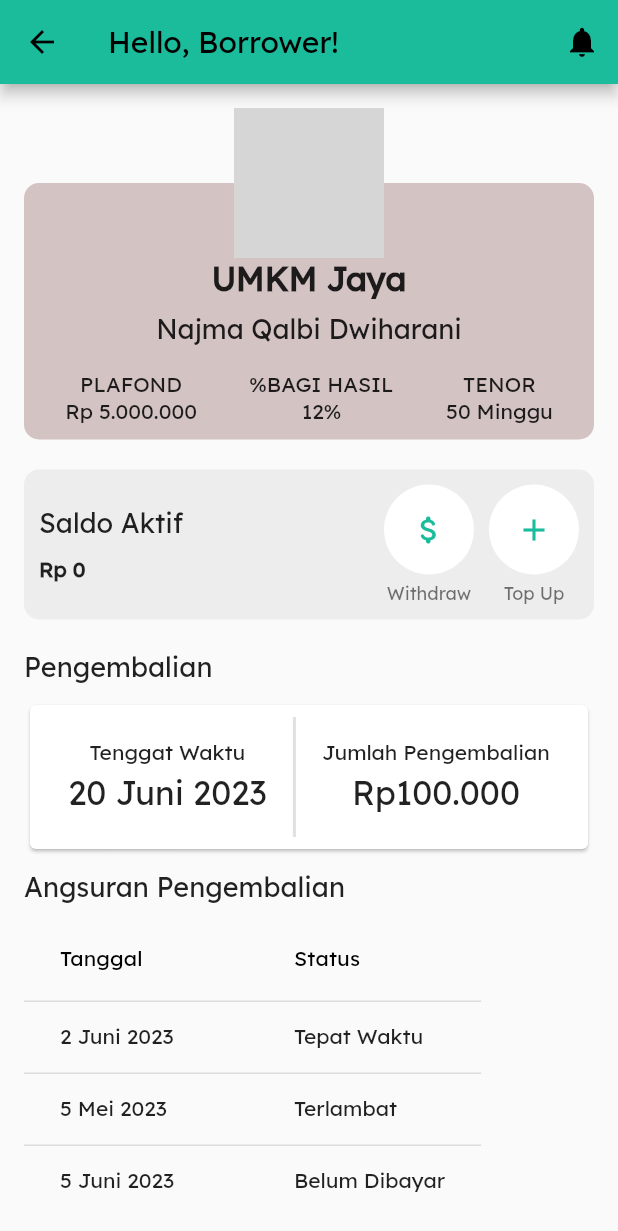
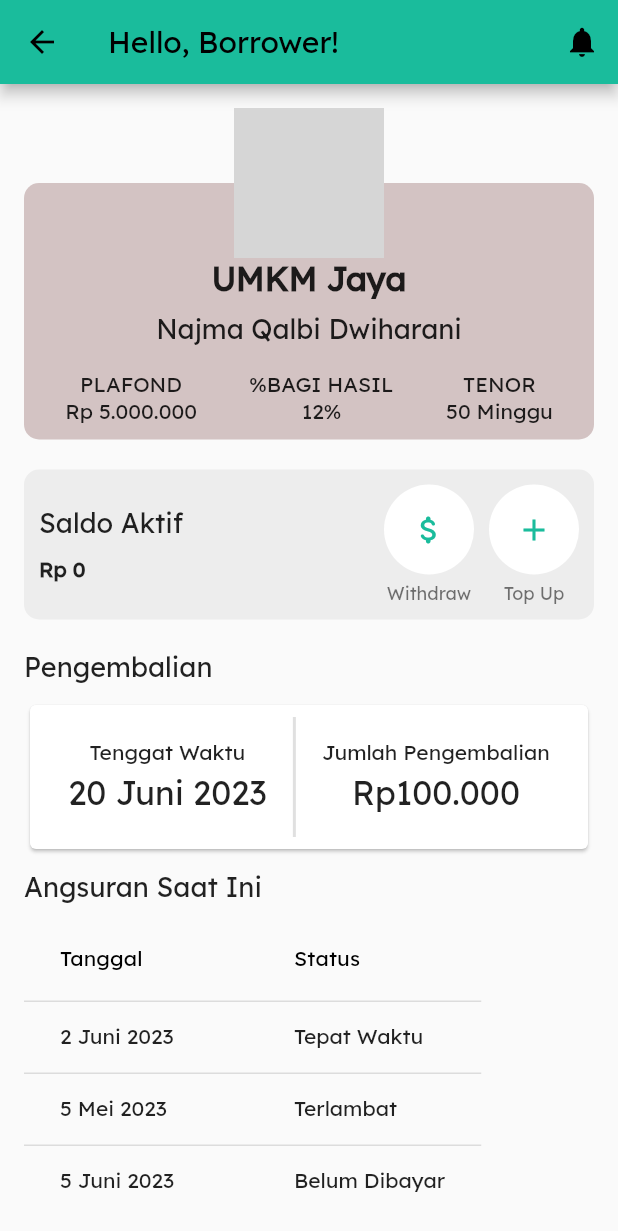
Before and after one commit to najmharani/P2P-Lending-UMKM-Kelompok-4-Pemrograman-Visual, a Flutter app: the HomeBorrower screen opened directly, on a phone screen of 412 x 824 dp. Shown: the top 1231 px of the screen. Run offline on Flutter 3.47's test engine with Material 2 defaults, Android fonts, the phone set to English and light mode, and no system bars; our stand-ins replace flutter_bloc; grey boxes are pictures that could not be loaded.

Commit message:
update home borrower

```diff
--- a/lib/borrower/pages/home_borrower.dart
+++ b/lib/borrower/pages/home_borrower.dart
@@ -252,7 +252,7 @@ class HomeBorrower extends StatelessWidget {
               ),
               SizedBox(height: 10),
               Text(
-                'Angsuran Pengembalian',
+                'Angsuran Saat Ini',
                 style: TextStyle(fontSize: 18),
               ),
               SizedBox(height: 8),
```
